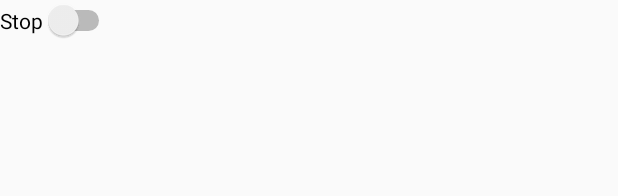
After one commit to TaiTrien/Sleepz, an Android app: the layout activity_alarm.xml on its own in the app's theme, with its tools: preview values and no code run, on a phone screen of 412 x 824 dp. The commit adds this screen. Shown: the top 196 px of the screen. Run offline under Robolectric (Android 15) with nearby library versions, the phone set to English and light mode, and no system bars.

Commit message:
Can turn off alarm

```diff
--- a/app/src/main/java/com/example/sleepz/AlarmFragment.java
+++ b/app/src/main/java/com/example/sleepz/AlarmFragment.java
@@ -66,6 +66,7 @@ public class AlarmFragment extends Fragment {
         final Intent intent = new Intent(mContext, AlarmReceiver.class);
         timePicker.setIs24HourView(true);
         btnTimeChooser.setOnClickListener(new View.OnClickListener() {
+            @RequiresApi(api = Build.VERSION_CODES.M)
             @Override
             public void onClick(View view) {
                 int hour = timePicker.getHour();
--- a/app/src/main/java/com/example/sleepz/AlarmReceiver.java
+++ b/app/src/main/java/com/example/sleepz/AlarmReceiver.java
@@ -13,5 +13,7 @@ public class AlarmReceiver extends BroadcastReceiver {
         Intent receiveIntent = new Intent(context,Ringtone.class);
         receiveIntent.putExtra("pathMusic", intent.getExtras().getString("pathMusic"));
         context.startService(receiveIntent);
+        Intent myIntent = new Intent(context,AlarmLayout.class);
+        context.startActivity(myIntent);
     }
 }
--- a/app/src/main/java/com/example/sleepz/Ringtone.java
+++ b/app/src/main/java/com/example/sleepz/Ringtone.java
@@ -21,8 +21,10 @@ public class Ringtone extends Service {
     @Override
     public int onStartCommand(Intent intent, int flags, int startId) {
         Uri uriMusic = Uri.parse(intent.getStringExtra("pathMusic"));
-        ringtone = MediaPlayer.create(this, uriMusic);
-        ringtone.start();
+        Intent intentRingTone = new Intent(this, AlarmLayout.class);
+        intentRingTone.putExtra("pathMusic",intent.getExtras().getString("pathMusic"));
+        this.startActivity(intentRingTone);
         return START_NOT_STICKY;
     }
+
 }
--- /dev/null
+++ b/app/src/main/res/layout/activity_alarm.xml
@@ -0,0 +1,10 @@
+<?xml version="1.0" encoding="utf-8"?>
+<RelativeLayout xmlns:android="http://schemas.android.com/apk/res/android"
+    android:layout_width="match_parent" android:layout_height="match_parent">
+
+    <Switch
+        android:id="@+id/switchStop"
+        android:layout_width="wrap_content"
+        android:layout_height="wrap_content"
+        android:text="Stop" />
+</RelativeLayout>
```
Also changed, not shown: app/src/main/AndroidManifest.xml (+7 -0 lines), app/src/main/java/com/example/sleepz/AlarmLayout.java (added, +50 -0 lines).
